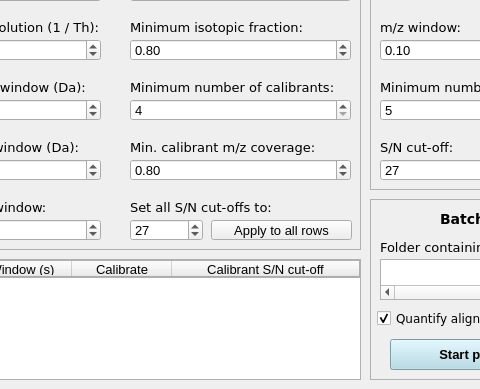
Above: sweet_suite/gui/qtdesigner_files/gui_main.ui from stainawarijar/SweetSuite before the change; both pictures show x 140 to 620 and y 181 to 570 of the 757 by 570 pixel window. Below: the same form after it.
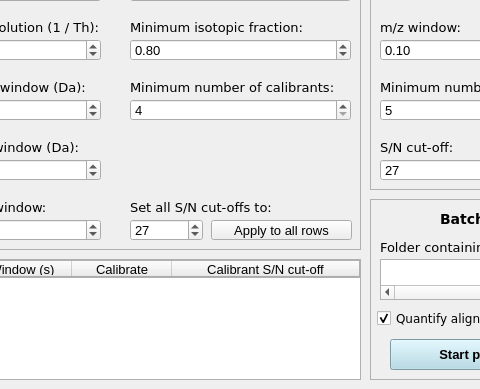
That is the form after the change.

```diff
--- a/sweet_suite/gui/qtdesigner_files/gui_main.ui
+++ b/sweet_suite/gui/qtdesigner_files/gui_main.ui
@@ -835,48 +835,6 @@
       </rect>
      </property>
     </widget>
-    <widget class="QDoubleSpinBox" name="min_mz_coverage">
-     <property name="geometry">
-      <rect>
-       <x>260</x>
-       <y>310</y>
-       <width>221</width>
-       <height>22</height>
-      </rect>
-     </property>
-     <property name="minimum">
-      <double>0.000000000000000</double>
-     </property>
-     <property name="maximum">
-      <double>1.000000000000000</double>
-     </property>
-     <property name="singleStep">
-      <double>0.010000000000000</double>
-     </property>
-     <property name="value">
-      <double>0.800000000000000</double>
-     </property>
-    </widget>
-    <widget class="QLabel" name="label_isotopic_fraction_2">
-     <property name="geometry">
-      <rect>
-       <x>260</x>
-       <y>290</y>
-       <width>211</width>
-       <height>16</height>
-      </rect>
-     </property>
-     <property name="font">
-      <font>
-       <family>DejaVu Sans</family>
-       <pointsize>10</pointsize>
-       <italic>false</italic>
-      </font>
-     </property>
-     <property name="text">
-      <string>Min. calibrant m/z coverage:</string>
-     </property>
-    </widget>
    </widget>
    <widget class="QFrame" name="frame_batch_process">
     <property name="geometry">
```
